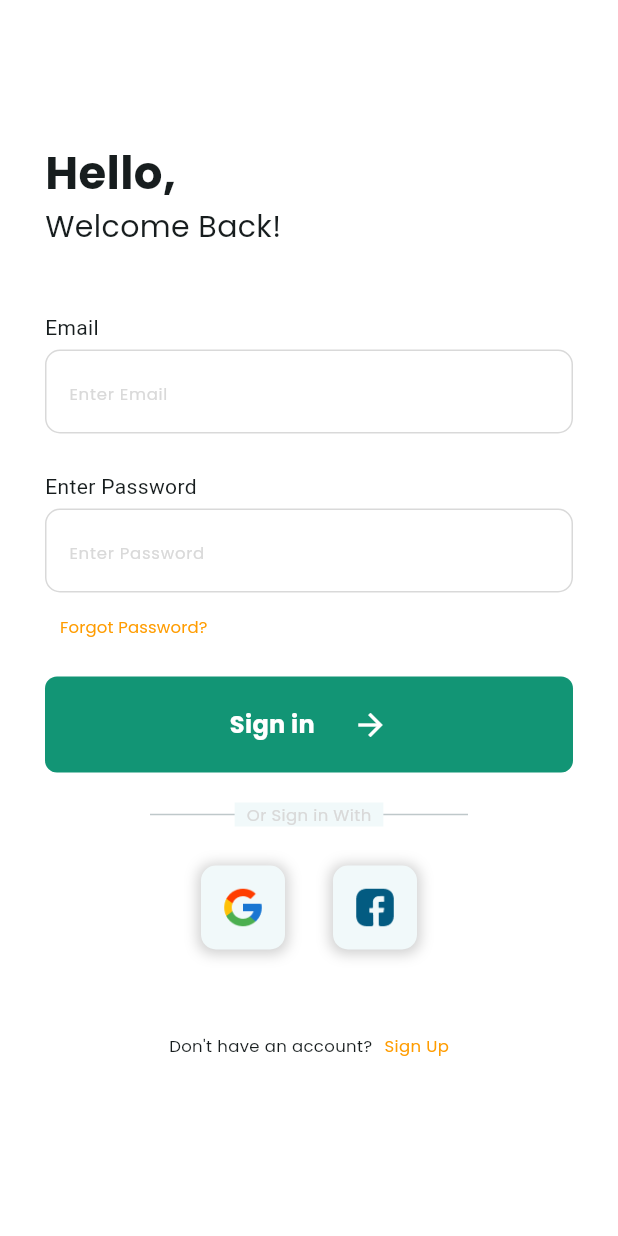
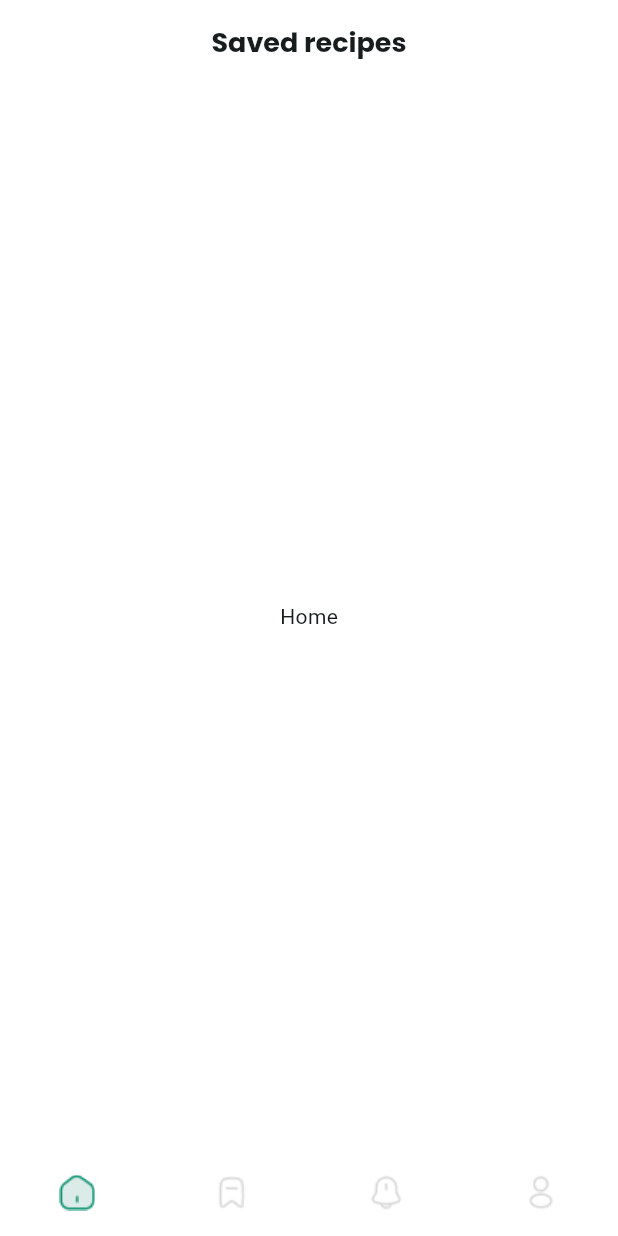
Before and after one commit to strangecoderK/food_recipe_app, a Flutter app: the screen it shows after launch, on a phone screen of 412 x 824 dp. Run offline on Flutter 3.47's test engine with Material 3 defaults, Android fonts, the phone set to English and light mode, and no system bars; our stand-ins replace freezed_annotation; generated files the repository leaves out were written again.

Commit message:
feat : home screen 작성

```diff
--- a/lib/main.dart
+++ b/lib/main.dart
@@ -1,5 +1,7 @@
 import 'package:flutter/material.dart';
-import 'package:food_recipe_app/presentation/sign_in/sign_in_screen.dart';
+import 'package:food_recipe_app/data/data_source/mock_recipe_data_source.dart';
+import 'package:food_recipe_app/data/repository/recipe_repository_impl.dart';
+import 'package:food_recipe_app/presentation/home/home_screen.dart';
 
 void main() {
   runApp(const MyApp());
@@ -13,7 +15,7 @@ class MyApp extends StatelessWidget {
     return MaterialApp(
       title: 'Flutter Demo',
       theme: ThemeData(
-        // scaffoldBackgroundColor: Colors.white,
+        scaffoldBackgroundColor: Colors.white,
         colorScheme: ColorScheme.fromSeed(
           seedColor: Colors.white,
           surface: Colors.white,
@@ -21,7 +23,10 @@ class MyApp extends StatelessWidget {
         ),
         useMaterial3: true,
       ),
-      home: const SignInScreen(),
+      home: HomeScreen(
+        repository:
+            RecipeRepositoryImpl(recipeDataSource: MockRecipeDataSource()),
+      ),
     );
   }
 }
--- /dev/null
+++ b/lib/presentation/home/home_screen.dart
@@ -0,0 +1,77 @@
+import 'package:flutter/material.dart';
+import 'package:food_recipe_app/data/repository/recipe_repository.dart';
+import 'package:food_recipe_app/presentation/home/saved_recipe_view.dart';
+import 'package:food_recipe_app/ui/text_styles.dart';
+
+class HomeScreen extends StatefulWidget {
+  final RecipeRepository repository;
+
+  const HomeScreen({super.key, required this.repository});
+
+  @override
+  State<HomeScreen> createState() => _HomeScreenState();
+}
+
+class _HomeScreenState extends State<HomeScreen> {
+  int currentPageIndex = 0;
+  NavigationDestinationLabelBehavior labelBehavior =
+      NavigationDestinationLabelBehavior.alwaysHide;
+
+  final destination = [
+    NavigationDestination(
+        icon: Image.asset('assets/images/unselected_home.png'),
+        selectedIcon: Image.asset(
+          'assets/images/selected_home.png',
+        ),
+        label: 'home'),
+    NavigationDestination(
+      icon: Image.asset('assets/images/unselected_book_mark.png'),
+      selectedIcon: Image.asset('assets/images/selected_book_mark.png'),
+      label: 'saved',
+    ),
+    NavigationDestination(
+        icon: Image.asset('assets/images/unselected_alert.png'),
+        selectedIcon: Image.asset('assets/images/selected_alert.png'),
+        label: 'notifications'),
+    NavigationDestination(
+        icon: Image.asset('assets/images/unselected_man.png'),
+        selectedIcon: Image.asset('assets/images/selected_man.png'),
+        label: 'profile')
+  ];
+
+  @override
+  Widget build(BuildContext context) {
+    return Scaffold(
+      appBar: AppBar(
+        title: Center(
+          child: Text(
+            'Saved recipes',
+            style: TextStyles.mediumTextBold,
+          ),
+        ),
+      ),
+      body: [
+        const Center(child: Text('Home')),
+        SavedRecipeView(
+          repository: widget.repository,
+        ),
+        const Center(child: Text('Notifications')),
+        const Center(child: Text('Profile')),
+      ][currentPageIndex],
+      bottomNavigationBar: NavigationBar(
+        backgroundColor: Colors.white,
+       height: 58,
+        overlayColor: WidgetStateProperty.all(Colors.transparent),
+        destinations: destination,
+        labelBehavior: labelBehavior,
+        selectedIndex: currentPageIndex,
+        indicatorColor: Colors.transparent,
+        onDestinationSelected: (int index) {
+          setState(() {
+            currentPageIndex = index;
+          });
+        },
+      ),
+    );
+  }
+}
--- a/lib/presentation/sign_in/sign_in_screen.dart
+++ b/lib/presentation/sign_in/sign_in_screen.dart
@@ -80,7 +80,7 @@ class _SignInScreenState extends State<SignInScreen> {
                 ),
                 Center(
                   child: Container(
-                    color: const Color(0xFFF1F9FA),
+                    color: Colors.white,
                     child: Padding(
                       padding: const EdgeInsets.only(left: 8.0, right: 8.0),
                       child: Text(
```
